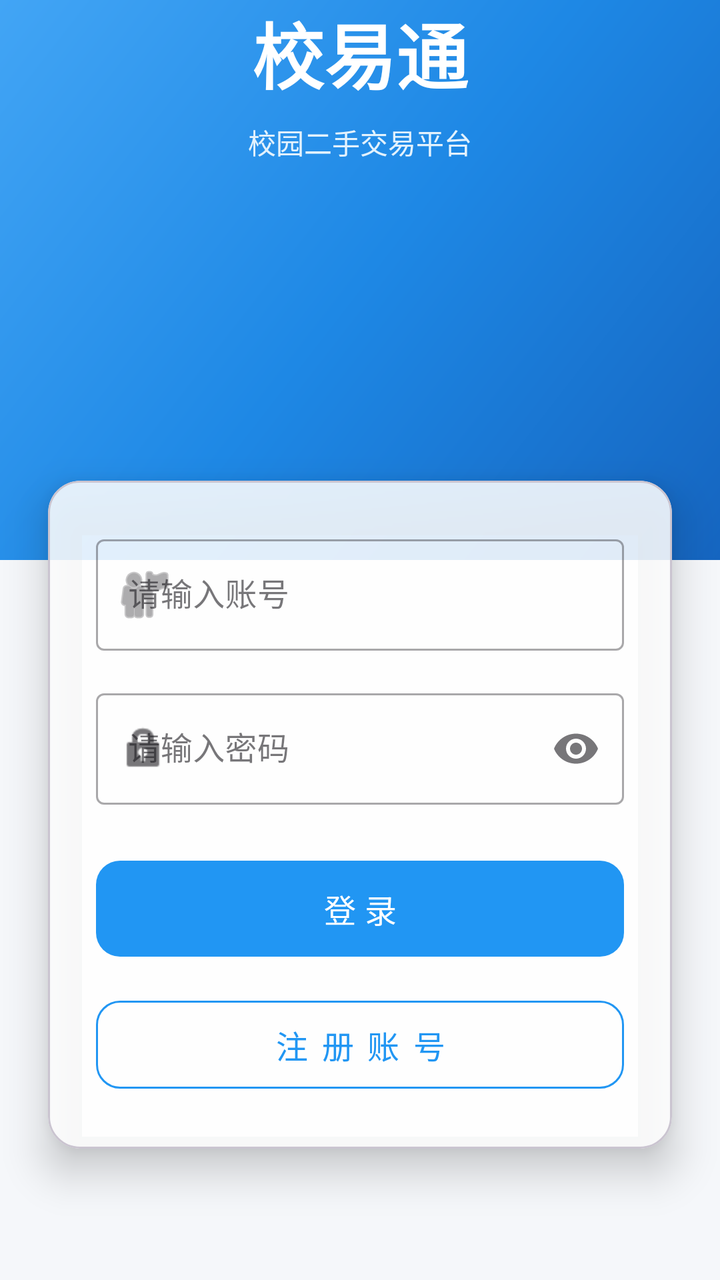
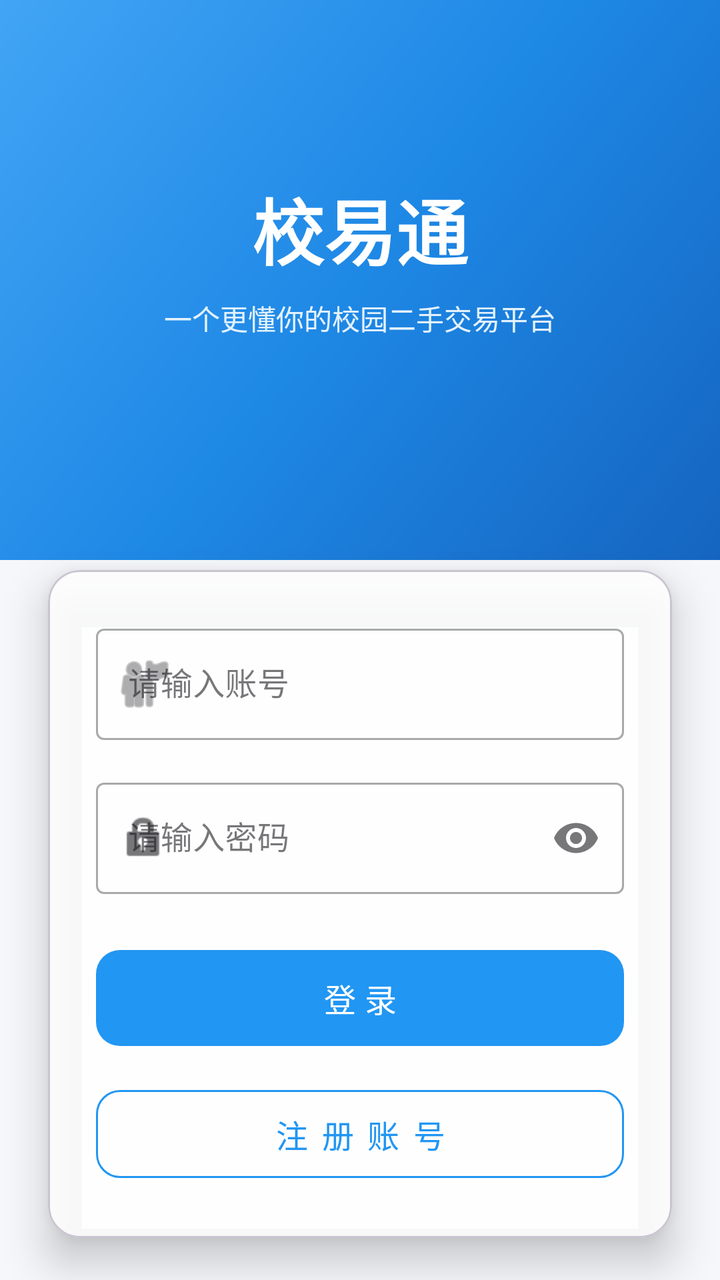

Two renders of the same Android screen: before a commit and after it. Below are the layout's source before the change and the commit's diff.
<!-- AndroidManifest.xml: application theme Theme.SchoolTrade -->
<!-- res/layout/activity_login.xml -->
<?xml version="1.0" encoding="utf-8"?>
<androidx.constraintlayout.widget.ConstraintLayout
    xmlns:android="http://schemas.android.com/apk/res/android"
    xmlns:app="http://schemas.android.com/apk/res-auto"
    xmlns:tools="http://schemas.android.com/tools"
    android:layout_width="match_parent"
    android:layout_height="match_parent"
    android:background="@color/bg_gray"
    tools:context=".ui.login.LoginActivity">

    <View
        android:id="@+id/top_bg"
        android:layout_width="match_parent"
        android:layout_height="280dp"
        android:background="@drawable/bg_gradient_blue"
        app:layout_constraintTop_toTopOf="parent" />

    <TextView
        android:id="@+id/tv_title"
        android:layout_width="wrap_content"
        android:layout_height="wrap_content"
        android:text="校易通"
        android:textSize="36sp"
        android:textStyle="bold"
        android:textColor="@color/white"
        app:layout_constraintEnd_toEndOf="parent"
        app:layout_constraintStart_toStartOf="parent"
        app:layout_constraintTop_toTopOf="parent"
        app:layout_constraintVertical_bias="0.35" />

    <TextView
        android:id="@+id/tv_subtitle"
        android:layout_width="wrap_content"
        android:layout_height="wrap_content"
        android:text="校园二手交易平台"
        android:textSize="14sp"
        android:textColor="#E3F2FD"
        android:layout_marginTop="8dp"
        app:layout_constraintEnd_toEndOf="parent"
        app:layout_constraintStart_toStartOf="parent"
        app:layout_constraintTop_toBottomOf="@id/tv_title" />

    <com.google.android.material.card.MaterialCardView
        android:layout_width="match_parent"
        android:layout_height="wrap_content"
        android:layout_marginHorizontal="24dp"
        app:cardCornerRadius="16dp"
        app:cardElevation="12dp"
        app:cardBackgroundColor="#DDFFFFFF"
        app:layout_constraintTop_toBottomOf="@id/top_bg"
        app:layout_constraintStart_toStartOf="parent"
        app:layout_constraintEnd_toEndOf="parent"
        android:layout_marginTop="-40dp">

        <LinearLayout
            android:layout_width="match_parent"
            android:layout_height="wrap_content"
            android:orientation="vertical"
            android:padding="24dp">

            <com.google.android.material.textfield.TextInputLayout
                android:layout_width="match_parent"
                android:layout_height="wrap_content"
                android:hint="请输入账号"
                app:startIconDrawable="@android:drawable/ic_menu_myplaces"
                style="@style/Widget.MaterialComponents.TextInputLayout.OutlinedBox">

                <com.google.android.material.textfield.TextInputEditText
                    android:id="@+id/et_account"
                    android:layout_width="match_parent"
                    android:layout_height="wrap_content"
                    android:inputType="text"
                    android:maxLines="1" />
            </com.google.android.material.textfield.TextInputLayout>

            <com.google.android.material.textfield.TextInputLayout
                android:layout_width="match_parent"
                android:layout_height="wrap_content"
                android:hint="请输入密码"
                android:layout_marginTop="16dp"
                app:startIconDrawable="@android:drawable/ic_lock_idle_lock"
                app:endIconMode="password_toggle"
                style="@style/Widget.MaterialComponents.TextInputLayout.OutlinedBox">

                <com.google.android.material.textfield.TextInputEditText
                    android:id="@+id/et_pwd"
                    android:layout_width="match_parent"
                    android:layout_height="wrap_content"
                    android:inputType="textPassword"
                    android:maxLines="1" />
            </com.google.android.material.textfield.TextInputLayout>

            <com.google.android.material.button.MaterialButton
                android:id="@+id/btn_login"
                android:layout_width="match_parent"
                android:layout_height="56dp"
                android:text="登 录"
                android:textSize="16sp"
                android:layout_marginTop="24dp"
                app:cornerRadius="12dp"
                app:backgroundTint="@color/primary_blue" />

            <com.google.android.material.button.MaterialButton
                android:id="@+id/btn_register"
                style="@style/Widget.MaterialComponents.Button.OutlinedButton"
                android:layout_width="match_parent"
                android:layout_height="56dp"
                android:text="注 册 账 号"
                android:textSize="16sp"
                android:layout_marginTop="12dp"
                app:cornerRadius="12dp"
                app:strokeColor="@color/primary_blue"
                android:textColor="@color/primary_blue" />
        </LinearLayout>
    </com.google.android.material.card.MaterialCardView>
</androidx.constraintlayout.widget.ConstraintLayout>
<!-- resources referenced by this layout -->
<resources>
  <color name="bg_gray">#F5F7FA</color>
  <color name="primary_blue">#2196F3</color>
  <color name="white">#FFFFFFFF</color>
  <!-- drawable bg_gradient_blue (drawable) -->
  <?xml version="1.0" encoding="utf-8"?>
  <shape xmlns:android="http://schemas.android.com/apk/res/android"
      android:shape="rectangle">
      <gradient
          android:startColor="#1565C0"
          android:centerColor="#1E88E5"
          android:endColor="#42A5F5"
          android:angle="135"
          android:type="linear"/>
  </shape>
  <style name="Theme.SchoolTrade" parent="Base.Theme.SchoolTrade" />
  <style name="Base.Theme.SchoolTrade" parent="Theme.Material3.Light.NoActionBar">
          <item name="colorPrimary">@color/primary_blue</item>
          <item name="colorPrimaryVariant">@color/primary_dark_blue</item>
          <item name="colorOnPrimary">@color/white</item>
          <item name="colorSecondary">@color/accent_blue</item>
          <item name="colorSecondaryVariant">@color/teal_700</item>
          <item name="colorOnSecondary">@color/black</item>
          <item name="android:statusBarColor">@color/primary_dark_blue</item>
          <item name="android:windowLightStatusBar">false</item>
          <item name="android:windowBackground">@color/bg_gray</item>
      </style>
  <color name="primary_dark_blue">#1976D2</color>
  <color name="accent_blue">#64B5F6</color>
  <color name="teal_700">#FF018786</color>
  <color name="black">#FF000000</color>
</resources>

<!-- the commit's change to res/layout/activity_login.xml (unified diff, before → after) -->
@@ -19,20 +19,20 @@
         android:id="@+id/tv_title"
         android:layout_width="wrap_content"
         android:layout_height="wrap_content"
+        android:layout_marginTop="88dp"
         android:text="校易通"
+        android:textColor="@color/white"
         android:textSize="36sp"
         android:textStyle="bold"
-        android:textColor="@color/white"
         app:layout_constraintEnd_toEndOf="parent"
         app:layout_constraintStart_toStartOf="parent"
-        app:layout_constraintTop_toTopOf="parent"
-        app:layout_constraintVertical_bias="0.35" />
+        app:layout_constraintTop_toTopOf="parent" />
 
     <TextView
         android:id="@+id/tv_subtitle"
         android:layout_width="wrap_content"
         android:layout_height="wrap_content"
-        android:text="校园二手交易平台"
+        android:text="一个更懂你的校园二手交易平台"
         android:textSize="14sp"
         android:textColor="#E3F2FD"
         android:layout_marginTop="8dp"
@@ -50,7 +50,7 @@
         app:layout_constraintTop_toBottomOf="@id/top_bg"
         app:layout_constraintStart_toStartOf="parent"
         app:layout_constraintEnd_toEndOf="parent"
-        android:layout_marginTop="-40dp">
+        android:layout_marginTop="5dp">
 
         <LinearLayout
             android:layout_width="match_parent"
